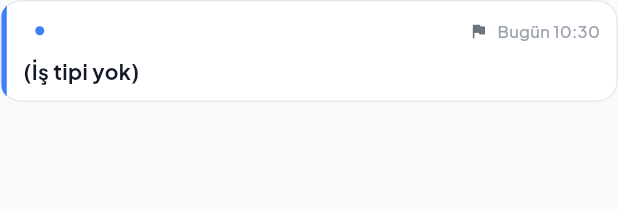
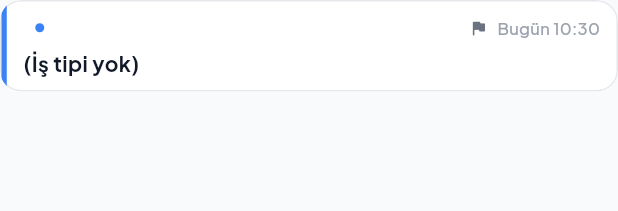
Before and after one commit to 2u3e/AdsumApp, a Flutter app: the MobileWorkCard widget shown alone on an empty page, opened directly with empty values, on a phone screen of 412 x 824 dp. Shown: the top 211 px of the screen. Run offline on Flutter 3.47's test engine with Material 3 defaults, Android fonts, the phone set to English and light mode, and no system bars; our stand-ins replace dio, flutter_animate, flutter_map, flutter_riverpod, flutter_secure_storage, geolocator and 6 more; accounts and stored records are empty.

Commit message:
feat(mobile): iş listesi kartı düzeni — mesafeler iş tipi satırında + kompakt
Kuş uçuşu + araç mesafeleri adres satırından alınıp iş tipi satırına
yan yana taşındı; kart içi dikey boşluklar küçültülüp daha kompakt
hale getirildi.

```diff
--- a/lib/features/work_orders/presentation/widgets/mobile_work_card.dart
+++ b/lib/features/work_orders/presentation/widgets/mobile_work_card.dart
@@ -58,7 +58,7 @@ class MobileWorkCard extends StatelessWidget {
                   Container(width: 3.5, color: accent),
                   Expanded(
                     child: Padding(
-                      padding: const EdgeInsets.fromLTRB(11, 9, 11, 9),
+                      padding: const EdgeInsets.fromLTRB(11, 7, 11, 7),
                       child: Column(
                         crossAxisAlignment: CrossAxisAlignment.start,
                         children: [
@@ -94,8 +94,8 @@ class MobileWorkCard extends StatelessWidget {
                               ),
                             ],
                           ),
-                          const SizedBox(height: 6),
-                          // Satır 2: iş tipi (+ scope rozeti)
+                          const SizedBox(height: 3),
+                          // Satır 2: iş tipi + mesafeler (yan yana) (+ scope rozeti)
                           Row(
                             children: [
                               Expanded(
@@ -107,11 +107,22 @@ class MobileWorkCard extends StatelessWidget {
                                   style: Theme.of(context).textTheme.bodyMedium?.copyWith(fontWeight: FontWeight.w700),
                                 ),
                               ),
-                              if (showScopeBadge) _ScopeBadge(scope: work.scope, isDark: isDark),
+                              if (crowText != null) ...[
+                                const SizedBox(width: 8),
+                                _DistMini(icon: Icons.near_me_rounded, text: crowText!, color: muted),
+                              ],
+                              if (driveText != null) ...[
+                                const SizedBox(width: 6),
+                                _DistMini(icon: Icons.directions_car_rounded, text: driveText!, color: accent, strong: true),
+                              ],
+                              if (showScopeBadge) ...[
+                                const SizedBox(width: 8),
+                                _ScopeBadge(scope: work.scope, isDark: isDark),
+                              ],
                             ],
                           ),
                           if (work.addressSummary.isNotEmpty) ...[
-                            const SizedBox(height: 5),
+                            const SizedBox(height: 3),
                             Row(
                               children: [
                                 Icon(Icons.location_on_rounded, size: 13, color: muted),
@@ -125,27 +136,11 @@ class MobileWorkCard extends StatelessWidget {
                                     style: Theme.of(context).textTheme.bodySmall?.copyWith(color: secondary, fontSize: 12),
                                   ),
                                 ),
-                                if (crowText != null || driveText != null) ...[
-                                  const SizedBox(width: 8),
-                                  Column(
-                                    crossAxisAlignment: CrossAxisAlignment.end,
-                                    mainAxisSize: MainAxisSize.min,
-                                    children: [
-                                      // Üstte kuş uçuşu, altta araçla (OSRM açıkken)
-                                      if (crowText != null)
-                                        _DistMini(icon: Icons.near_me_rounded, text: crowText!, color: muted),
-                                      if (driveText != null) ...[
-                                        if (crowText != null) const SizedBox(height: 2),
-                                        _DistMini(icon: Icons.directions_car_rounded, text: driveText!, color: accent, strong: true),
-                                      ],
-                                    ],
-                                  ),
-                                ],
                               ],
                             ),
                           ],
                           if (desc != null && desc.isNotEmpty) ...[
-                            const SizedBox(height: 4),
+                            const SizedBox(height: 2),
                             Text(
                               desc,
                               maxLines: 1,
```
